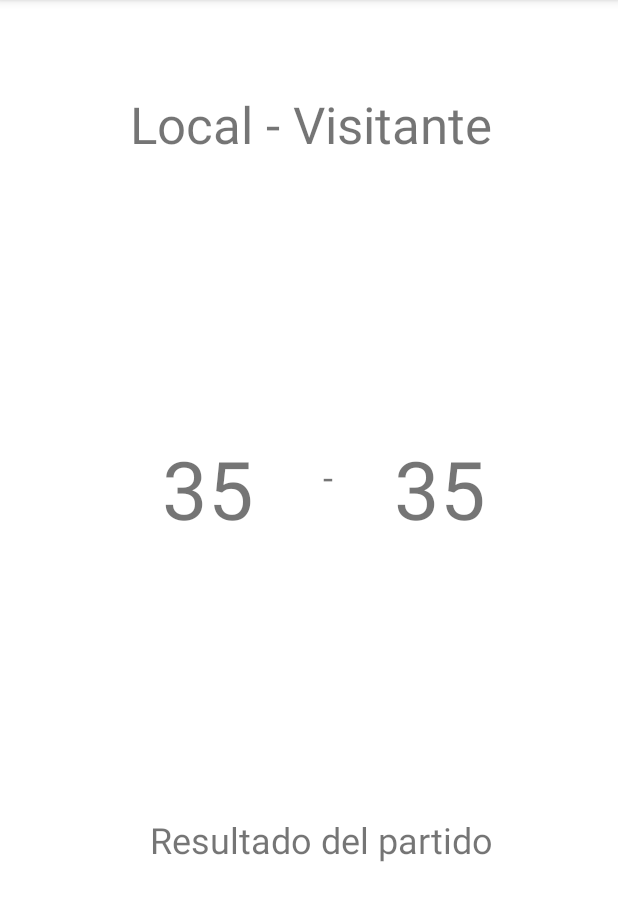
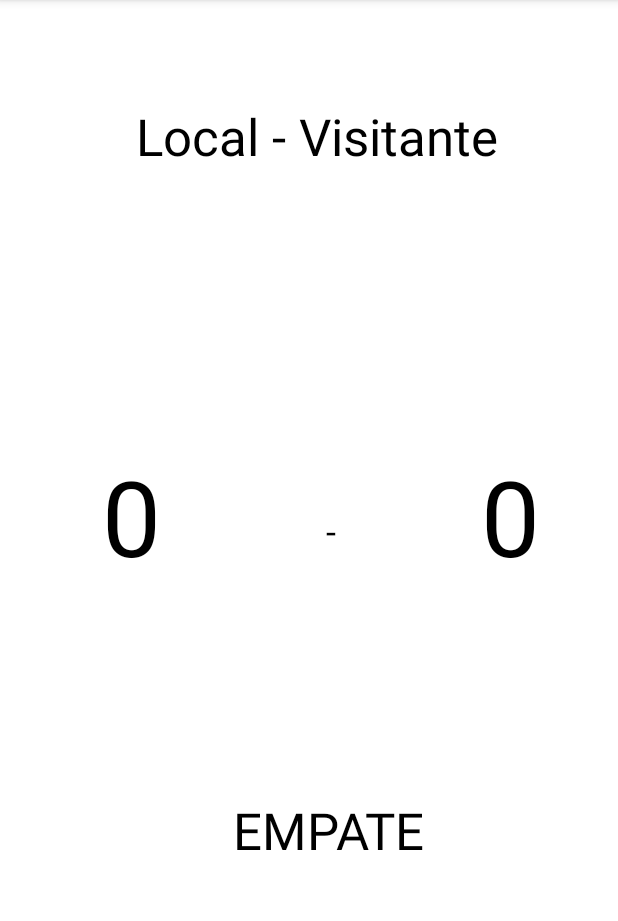
Before and after one commit to seba7788dev/BasketballScore, an Android app: the screen it shows after launch (FinalResultActivity), after a tap on "FIN", on a phone screen of 412 x 824 dp, the part 84-1005 px from its top. Run offline under Robolectric (Android 15) with nearby library versions, the phone set to English and light mode, and no system bars.

Commit message:
finalizado intent

```diff
--- a/app/src/main/java/com/example/basketballscore/FinalResultActivity.kt
+++ b/app/src/main/java/com/example/basketballscore/FinalResultActivity.kt
@@ -1,16 +1,31 @@
 package com.example.basketballscore
 
+import android.icu.number.NumberFormatter.with
 import androidx.appcompat.app.AppCompatActivity
 import android.os.Bundle
 import com.example.basketballscore.databinding.ActivityFinalResultBinding
 
 class FinalResultActivity : AppCompatActivity() {
+    companion object{
+        const val PUNTAJE_LOCAL="local"
+        const val PUNTAJE_VISITA="visita"
+        var mensajeAMostrar="msj"
+    }
     lateinit var binding: ActivityFinalResultBinding
     override fun onCreate(savedInstanceState: Bundle?) {
         binding= ActivityFinalResultBinding.inflate(layoutInflater)
         super.onCreate(savedInstanceState)
         setContentView(binding.root)
 
+        val puntoLocal=intent.getIntExtra(PUNTAJE_LOCAL,0)
+
+        val puntoVisita=intent.getIntExtra(PUNTAJE_VISITA,0)
+        val mensaje=intent.getStringExtra(mensajeAMostrar)
+
+        binding.puntajeLocal.text=puntoLocal.toString()
+        binding.puntoajeVisita.text=puntoVisita.toString()
+        binding.mensajeResultado.text=mensaje
+
 
     }
 }
--- a/app/src/main/java/com/example/basketballscore/MainActivity.kt
+++ b/app/src/main/java/com/example/basketballscore/MainActivity.kt
@@ -70,6 +70,20 @@ class MainActivity : AppCompatActivity() {
 
         binding.btnSiguiente.setOnClickListener {
             val intent = Intent(this, FinalResultActivity::class.java)
+            intent.putExtra(FinalResultActivity.PUNTAJE_LOCAL,localPuntos)
+            intent.putExtra(FinalResultActivity.PUNTAJE_VISITA,visitantePuntos)
+            val mensaje= when {
+                localPuntos>visitantePuntos -> {
+                    "GANO LOCAL"
+                }
+                localPuntos<visitantePuntos -> {
+                    "GANO VISITANTE"
+                }
+                else -> {
+                    "EMPATE"
+                }
+            }
+            intent.putExtra(FinalResultActivity.mensajeAMostrar,mensaje)
             startActivity(intent)
         }
     }
--- a/app/src/main/res/layout/activity_final_result.xml
+++ b/app/src/main/res/layout/activity_final_result.xml
@@ -10,33 +10,36 @@
         android:id="@+id/textView2"
         android:layout_width="wrap_content"
         android:layout_height="wrap_content"
-        android:layout_marginTop="60dp"
-        android:layout_marginEnd="84dp"
+        android:layout_marginTop="68dp"
+        android:layout_marginEnd="80dp"
         android:text="@string/local_visitante"
+        android:textColor="@color/black"
         android:textSize="34sp"
         app:layout_constraintEnd_toEndOf="parent"
         app:layout_constraintTop_toTopOf="parent" />
 
     <TextView
-        android:id="@+id/textView3"
+        android:id="@+id/mensajeResultado"
         android:layout_width="wrap_content"
         android:layout_height="wrap_content"
         android:layout_marginBottom="192dp"
+        android:textColor="@color/black"
         android:text="@string/resultado_del_partido"
-        android:textSize="24sp"
+        android:textSize="34sp"
         app:layout_constraintBottom_toBottomOf="parent"
         app:layout_constraintEnd_toEndOf="parent"
         app:layout_constraintHorizontal_bias="0.546"
         app:layout_constraintStart_toStartOf="parent" />
 
     <TextView
-        android:id="@+id/textView6"
+        android:id="@+id/puntoajeVisita"
         android:layout_width="wrap_content"
         android:layout_height="wrap_content"
         android:layout_marginTop="184dp"
-        android:layout_marginEnd="88dp"
+        android:layout_marginEnd="52dp"
         android:text="35"
-        android:textSize="54sp"
+        android:textColor="@color/black"
+        android:textSize="70sp"
         app:layout_constraintEnd_toEndOf="parent"
         app:layout_constraintTop_toBottomOf="@+id/textView2" />
 
@@ -44,22 +47,26 @@
         android:id="@+id/textView7"
         android:layout_width="wrap_content"
         android:layout_height="wrap_content"
-        android:layout_marginTop="196dp"
+        android:layout_marginTop="224dp"
+        android:layout_marginStart="4dp"
+        android:layout_marginEnd="4dp"
         android:text="-"
+        android:textColor="@color/black"
         android:textSize="24sp"
-        app:layout_constraintEnd_toStartOf="@+id/textView6"
-        app:layout_constraintHorizontal_bias="0.528"
-        app:layout_constraintStart_toEndOf="@+id/textView5"
+        app:layout_constraintEnd_toStartOf="@+id/puntoajeVisita"
+        app:layout_constraintHorizontal_bias="0.534"
+        app:layout_constraintStart_toEndOf="@+id/puntajeLocal"
         app:layout_constraintTop_toBottomOf="@+id/textView2" />
 
     <TextView
-        android:id="@+id/textView5"
+        android:id="@+id/puntajeLocal"
         android:layout_width="wrap_content"
         android:layout_height="wrap_content"
-        android:layout_marginStart="108dp"
+        android:layout_marginStart="68dp"
         android:layout_marginTop="184dp"
         android:text="35"
-        android:textSize="54sp"
+        android:textColor="@color/black"
+        android:textSize="70sp"
         app:layout_constraintStart_toStartOf="parent"
         app:layout_constraintTop_toBottomOf="@+id/textView2" />
 </androidx.constraintlayout.widget.ConstraintLayout>
--- a/app/src/main/res/layout/activity_main.xml
+++ b/app/src/main/res/layout/activity_main.xml
@@ -59,8 +59,8 @@
         android:layout_width="wrap_content"
         android:layout_height="wrap_content"
         android:layout_marginTop="72dp"
-        android:layout_marginEnd="164dp"
-        android:text="14"
+        android:layout_marginEnd="140dp"
+        android:text="144"
         android:textColor="@color/black"
         android:textSize="74dp"
         app:layout_constraintEnd_toEndOf="parent"
@@ -71,8 +71,8 @@
         android:layout_width="wrap_content"
         android:layout_height="wrap_content"
         android:layout_marginTop="252dp"
-        android:layout_marginEnd="164dp"
-        android:text="14"
+        android:layout_marginEnd="140dp"
+        android:text="140"
         android:textColor="@color/black"
         android:textSize="74dp"
         app:layout_constraintEnd_toEndOf="parent"
```
